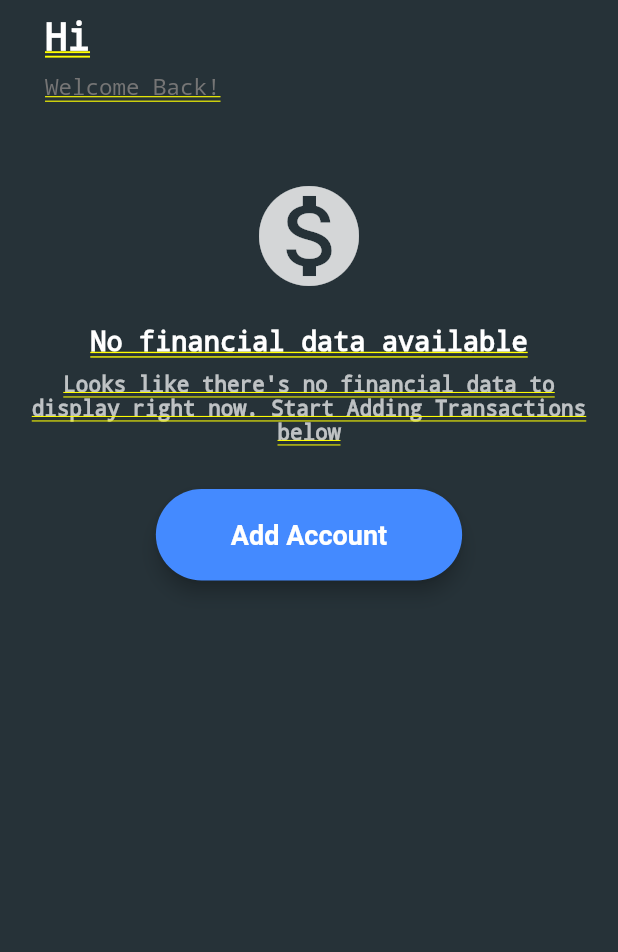
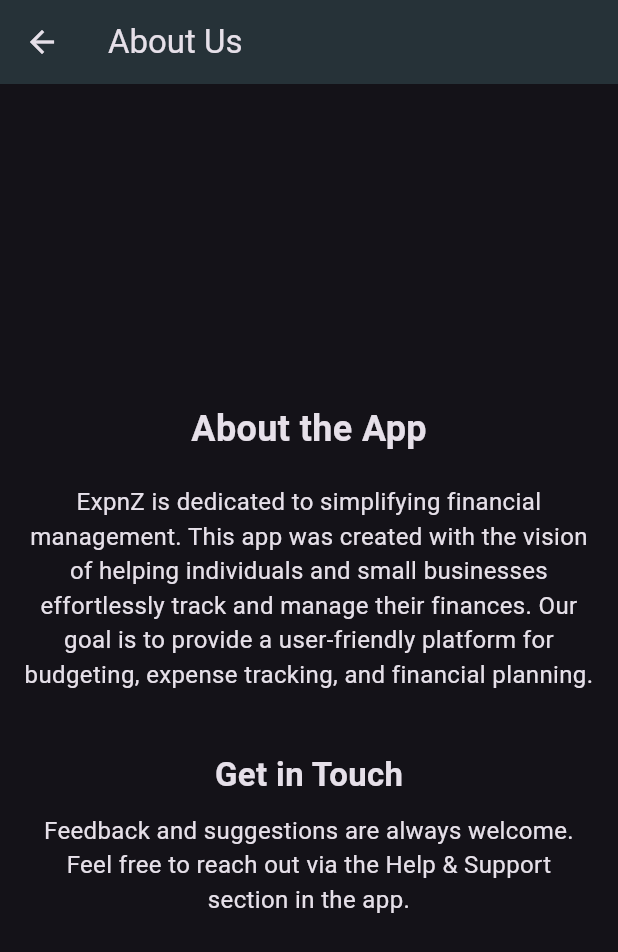
Before and after one commit to Samooh-9820060/ExpnZ, a Flutter app: the MenuDrawer widget shown alone on an empty page, opened directly, after a tap on "About Us", on a phone screen of 412 x 824 dp. Shown: the top 952 px of the screen. Run offline on Flutter 3.47's test engine with Material 3 defaults, Android fonts, the phone set to English and light mode, and no system bars; our stand-ins replace cloud_firestore, file_picker, firebase_auth, firebase_core, firebase_storage, fl_chart and 10 more; missing offline and left inert: animated_drawer, currency_picker, excel, feedback, flutter_iconpicker, notifications; accounts and stored records are empty; network calls fail.

Commit message:
About us
screen added

```diff
--- a/lib/menus/MenuDrawer.dart
+++ b/lib/menus/MenuDrawer.dart
@@ -1,3 +1,4 @@
+import 'package:expnz/screens/AboutUsScreen.dart';
 import 'package:expnz/screens/HelpSupportScreen.dart';
 import 'package:expnz/screens/HomeScreen.dart';
 import 'package:expnz/screens/MyProfile.dart';
@@ -63,7 +64,7 @@
             menuGroup([
               //menuItem(Icons.loop, "Recurring Transactions", context, targetPage: HomeScreen()),
               //menuItem(Icons.group_add, "Invite Friends", context, targetPage: HomeScreen()),
-              menuItem(Icons.info, "About Us", context, targetPage: HomeScreen()),
+              menuItem(Icons.info, "About Us", context, targetPage: AboutUsScreen()),
               menuItem(Icons.exit_to_app, "Logout", context, targetPage: null, onTap: _signOut),
             ]),
           ],
--- a/lib/screens/AboutUsScreen.dart
+++ b/lib/screens/AboutUsScreen.dart
@@ -0,0 +1,45 @@
+import 'package:flutter/material.dart';
+
+class AboutUsScreen extends StatelessWidget {
+  @override
+  Widget build(BuildContext context) {
+    return Scaffold(
+      appBar: AppBar(
+        title: Text('About Us'),
+        backgroundColor: Colors.blueGrey[900],
+      ),
+      body: Padding(
+        padding: const EdgeInsets.all(16.0),
+        child: Center(
+          child: Column(
+            mainAxisAlignment: MainAxisAlignment.center,
+            children: <Widget>[
+              Text(
+                'About the App',
+                style: TextStyle(fontSize: 24, fontWeight: FontWeight.bold),
+              ),
+              SizedBox(height: 20),
+              Text(
+                'ExpnZ is dedicated to simplifying financial management. This app was created with the vision of helping individuals and small businesses effortlessly track and manage their finances. Our goal is to provide a user-friendly platform for budgeting, expense tracking, and financial planning.',
+                textAlign: TextAlign.center,
+                style: TextStyle(fontSize: 16),
+              ),
+              SizedBox(height: 20),
+              SizedBox(height: 20),
+              Text(
+                'Get in Touch',
+                style: TextStyle(fontSize: 22, fontWeight: FontWeight.bold),
+              ),
+              SizedBox(height: 10),
+              Text(
+                'Feedback and suggestions are always welcome. Feel free to reach out via the Help & Support section in the app.',
+                textAlign: TextAlign.center,
+                style: TextStyle(fontSize: 16),
+              ),
+            ],
+          ),
+        ),
+      ),
+    );
+  }
+}
```
